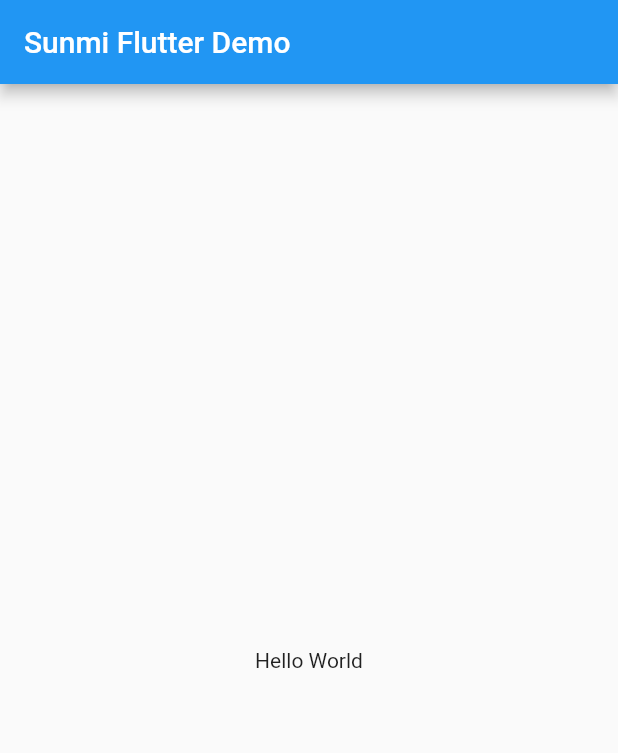
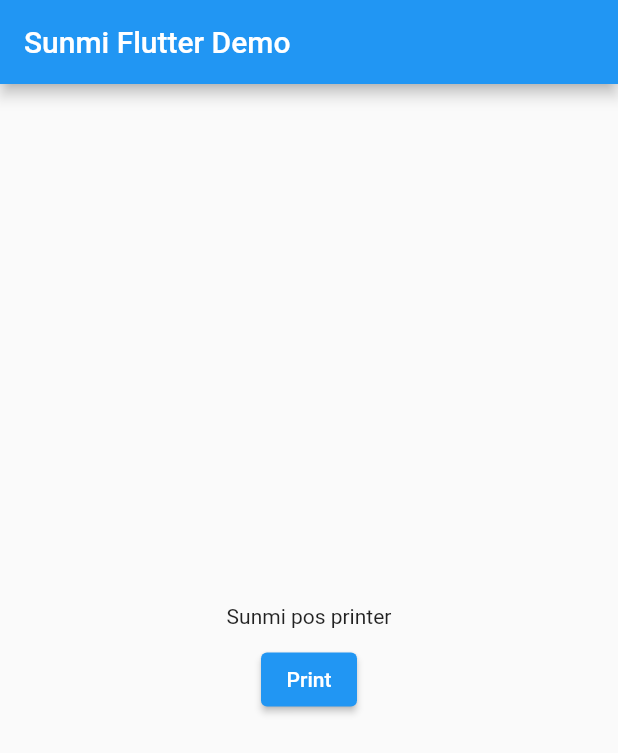
Before and after one commit to Brian1011/sunmi_flutter_printer, a Flutter app: the screen it shows after launch, on a phone screen of 412 x 824 dp. Shown: the top 753 px of the screen. Run offline on Flutter 3.47's test engine with Material 2 defaults, Android fonts, the phone set to English and light mode, and no system bars; missing offline and left inert: sunmi_printer_plus.

Commit message:
create sunmi class

```diff
--- a/lib/sunmi_screen.dart
+++ b/lib/sunmi_screen.dart
@@ -14,8 +14,24 @@ class _SunmiScreenState extends State<SunmiScreen> {
       appBar: AppBar(
         title: const Text('Sunmi Flutter Demo'),
       ),
-      body: const Center(
-        child: Text('Hello World'),
+      body: Container(
+        height: double.infinity,
+        padding: const EdgeInsets.symmetric(horizontal: 10, vertical: 10),
+        child: Column(
+          mainAxisAlignment: MainAxisAlignment.center,
+          children: [
+            const Center(
+              child: Text('Sunmi pos printer'),
+            ),
+            const SizedBox(
+              height: 10,
+            ),
+            ElevatedButton(
+              onPressed: () {},
+              child: const Text('Print'),
+            ),
+          ],
+        ),
       ),
     );
   }
```
Also changed, not shown: lib/sunmi.dart (added, +96 -0 lines).
